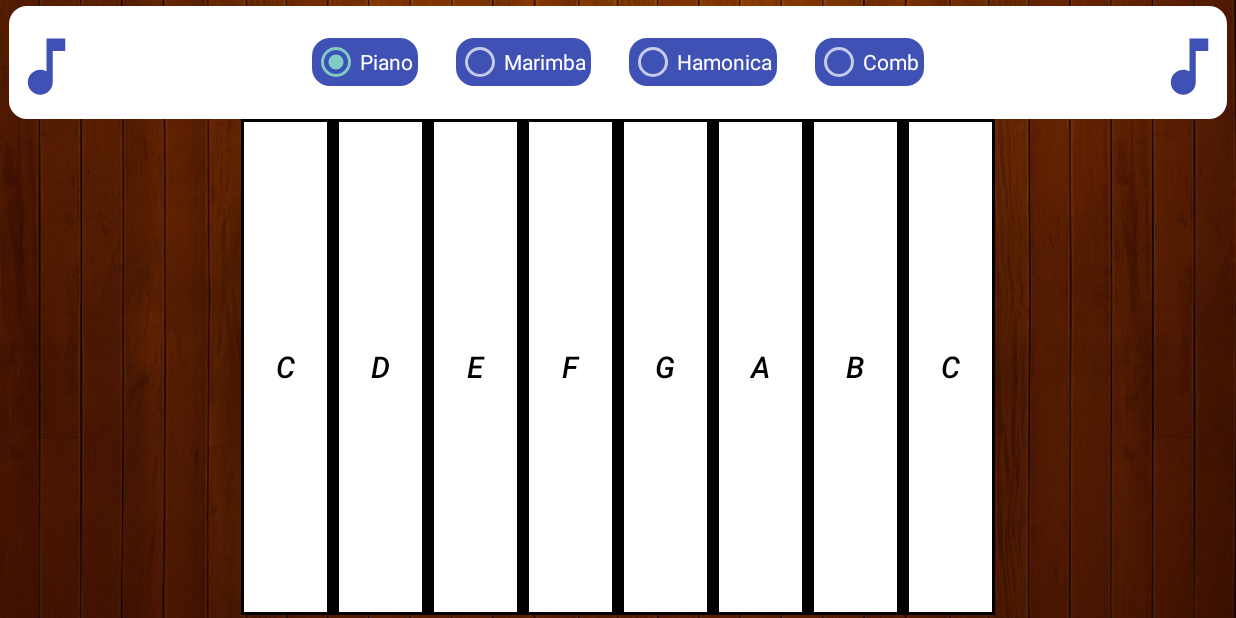
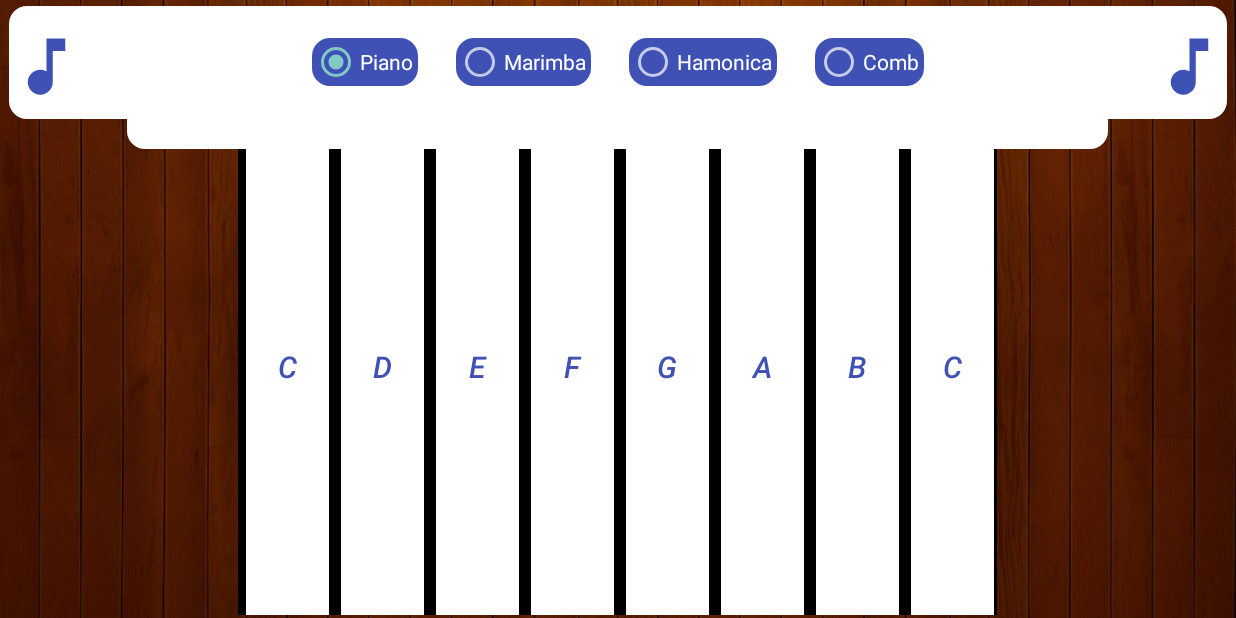
Before and after one commit to isaiahz/KiiBod, an Android app: the screen it shows after launch (MainActivity), on a phone screen of 824 x 412 dp (held sideways). Run offline under Robolectric (Android 15) with nearby library versions, the phone set to English and light mode, and no system bars; libraries missing offline, so code that uses them is left out: com.thekhaeng.pushdownanim; 8 statements that could not run were skipped.

Commit message:
Second Commit

```diff
--- a/app/src/main/java/com/example/zahpc/kiibod/MainActivity.java
+++ b/app/src/main/java/com/example/zahpc/kiibod/MainActivity.java
@@ -6,9 +6,13 @@ import android.media.MediaRecorder;
 import android.media.SoundPool;
 import android.os.Build;
 import androidx.appcompat.app.AppCompatActivity;
+import androidx.core.content.ContextCompat;
+import androidx.core.graphics.drawable.DrawableCompat;
+
 import android.os.Bundle;
 import android.view.View;
 import android.widget.Button;
+import android.widget.ImageView;
 import android.widget.RadioButton;
 
 import com.thekhaeng.pushdownanim.PushDownAnim;
@@ -35,6 +39,8 @@ public class MainActivity extends AppCompatActivity {
             comb_one, comb_two, comb_three, comb_four, comb_five, comb_six, comb_seven, comb_eight;
 
     RadioButton marimba, hamonica, comb, piano, record;
+
+    ImageView imageView, imageView2;
 
     @Override
     protected void onCreate(Bundle savedInstanceState) {
@@ -95,6 +101,8 @@ public class MainActivity extends AppCompatActivity {
         hamonica = (RadioButton) findViewById(R.id.radio_hamonica);
         comb = (RadioButton) findViewById(R.id.radio_comb);
         piano = (RadioButton) findViewById(R.id.radio_piano);
+        imageView=findViewById(R.id.imageView);
+        imageView2=findViewById(R.id.imageView2);
 
 
         piano.setChecked(true);
@@ -107,6 +115,8 @@ public class MainActivity extends AppCompatActivity {
                 .setInterpolatorRelease( PushDownAnim.DEFAULT_INTERPOLATOR ).setOnClickListener(new View.OnClickListener() {
             @Override
             public void onClick(View view) {
+                DrawableCompat.setTint(imageView.getDrawable(),ContextCompat.getColor(getApplicationContext(), R.color.colorAccent));
+                DrawableCompat.setTint(imageView2.getDrawable(),ContextCompat.getColor(getApplicationContext(), R.color.colorAccent));
                 if (piano.isChecked()) {
                     soundPool.play(sound_one, 1, 1, 0, 0, 1);
                 }
@@ -134,6 +144,8 @@ public class MainActivity extends AppCompatActivity {
                 .setInterpolatorRelease( PushDownAnim.DEFAULT_INTERPOLATOR ).setOnClickListener(new View.OnClickListener() {
             @Override
             public void onClick(View view) {
+                DrawableCompat.setTint(imageView.getDrawable(),ContextCompat.getColor(getApplicationContext(), R.color.colorDarkGreen));
+                DrawableCompat.setTint(imageView2.getDrawable(),ContextCompat.getColor(getApplicationContext(), R.color.colorDarkGreen));
                 if (piano.isChecked()) {
                     soundPool.play(sound_two, 1, 1, 0, 0, 1);
                 }
@@ -161,6 +173,8 @@ public class MainActivity extends AppCompatActivity {
                 .setInterpolatorRelease( PushDownAnim.DEFAULT_INTERPOLATOR ).setOnClickListener(new View.OnClickListener() {
             @Override
             public void onClick(View view) {
+                DrawableCompat.setTint(imageView.getDrawable(),ContextCompat.getColor(getApplicationContext(), R.color.colorRed));
+                DrawableCompat.setTint(imageView2.getDrawable(),ContextCompat.getColor(getApplicationContext(), R.color.colorRed));
                 if (piano.isChecked()) {
                     soundPool.play(sound_three, 1, 1, 0, 0, 1);
                 }
@@ -188,6 +202,8 @@ public class MainActivity extends AppCompatActivity {
                 .setInterpolatorRelease( PushDownAnim.DEFAULT_INTERPOLATOR ).setOnClickListener(new View.OnClickListener() {
             @Override
             public void onClick(View view) {
+                DrawableCompat.setTint(imageView.getDrawable(),ContextCompat.getColor(getApplicationContext(), R.color.colorYellow));
+                DrawableCompat.setTint(imageView2.getDrawable(),ContextCompat.getColor(getApplicationContext(), R.color.colorYellow));
                 if (piano.isChecked()) {
                     soundPool.play(sound_four, 1, 1, 0, 0, 1);
                 }
@@ -215,6 +231,8 @@ public class MainActivity extends AppCompatActivity {
                 .setInterpolatorRelease( PushDownAnim.DEFAULT_INTERPOLATOR ).setOnClickListener(new View.OnClickListener() {
             @Override
             public void onClick(View view) {
+                DrawableCompat.setTint(imageView.getDrawable(),ContextCompat.getColor(getApplicationContext(), R.color.colorPurple));
+                DrawableCompat.setTint(imageView2.getDrawable(),ContextCompat.getColor(getApplicationContext(), R.color.colorPurple));
                 if (piano.isChecked()) {
                     soundPool.play(sound_five, 1, 1, 0, 0, 1);
                 }
@@ -242,6 +260,8 @@ public class MainActivity extends AppCompatActivity {
                 .setInterpolatorRelease( PushDownAnim.DEFAULT_INTERPOLATOR ).setOnClickListener(new View.OnClickListener() {
             @Override
             public void onClick(View view) {
+                DrawableCompat.setTint(imageView.getDrawable(),ContextCompat.getColor(getApplicationContext(), R.color.colorGrey));
+                DrawableCompat.setTint(imageView2.getDrawable(),ContextCompat.getColor(getApplicationContext(), R.color.colorGrey));
                 if (piano.isChecked()) {
                     soundPool.play(sound_six, 1, 1, 0, 0, 1);
                 }
@@ -269,6 +289,8 @@ public class MainActivity extends AppCompatActivity {
                 .setInterpolatorRelease( PushDownAnim.DEFAULT_INTERPOLATOR ).setOnClickListener(new View.OnClickListener() {
             @Override
             public void onClick(View view) {
+                DrawableCompat.setTint(imageView.getDrawable(),ContextCompat.getColor(getApplicationContext(), R.color.colorMaroon));
+                DrawableCompat.setTint(imageView2.getDrawable(),ContextCompat.getColor(getApplicationContext(), R.color.colorMaroon));
                 if (piano.isChecked()) {
                     soundPool.play(sound_seven, 1, 1, 0, 0, 1);
                 }
@@ -296,6 +318,8 @@ public class MainActivity extends AppCompatActivity {
                 .setInterpolatorRelease( PushDownAnim.DEFAULT_INTERPOLATOR ).setOnClickListener(new View.OnClickListener() {
             @Override
             public void onClick(View view) {
+                DrawableCompat.setTint(imageView.getDrawable(),ContextCompat.getColor(getApplicationContext(), R.color.colorBlack));
+                DrawableCompat.setTint(imageView2.getDrawable(),ContextCompat.getColor(getApplicationContext(), R.color.colorBlack));
                 if (piano.isChecked()) {
                     soundPool.play(sound_eight, 1, 1, 0, 0, 1);
                 }
--- /dev/null
+++ b/app/src/main/res/drawable/ic_baseline_music_note.xml
@@ -0,0 +1,5 @@
+<vector android:height="24dp" android:tint="#3F51B5"
+    android:viewportHeight="24" android:viewportWidth="24"
+    android:width="24dp" xmlns:android="http://schemas.android.com/apk/res/android">
+    <path android:fillColor="@android:color/white" android:pathData="M12,3v10.55c-0.59,-0.34 -1.27,-0.55 -2,-0.55 -2.21,0 -4,1.79 -4,4s1.79,4 4,4 4,-1.79 4,-4V7h4V3h-6z"/>
+</vector>
--- a/app/src/main/res/layout/activity_main.xml
+++ b/app/src/main/res/layout/activity_main.xml
@@ -19,9 +19,10 @@
         android:backgroundTint="@android:color/white">
 
         <ImageView
+            android:id="@+id/imageView"
             android:layout_width="50dp"
             android:layout_height="50dp"
-            android:src="@drawable/ic_baseline_music_note_24"
+            app:srcCompat="@drawable/ic_baseline_music_note_24"
             android:layout_marginTop="15dp"
             android:layout_alignParentStart="true"/>
 
@@ -85,9 +86,10 @@
         </RadioGroup>
 
         <ImageView
+            android:id="@+id/imageView2"
             android:layout_width="50dp"
             android:layout_height="50dp"
-            android:src="@drawable/ic_baseline_music_note_24"
+            app:srcCompat="@drawable/ic_baseline_music_note"
             android:layout_marginTop="15dp"
             android:layout_alignParentEnd="true"/>
 
@@ -95,35 +97,46 @@
 
 
     <RelativeLayout
-        android:layout_width="wrap_content"
+        android:layout_width="match_parent"
         android:id="@+id/down"
         android:layout_height="wrap_content"
-        android:layout_centerHorizontal="true"
         android:layout_below="@+id/radio_rack"
         android:layout_marginStart="50dp"
         android:layout_marginEnd="50dp"
         android:layout_marginBottom="2dp"
         >
 
+        <Button
+            android:layout_width="match_parent"
+            android:layout_height="30dp"
+            android:layout_marginTop="-10dp"
+            android:layout_marginStart="70dp"
+            android:background="@drawable/buttonrounded"
+            android:backgroundTint="@android:color/white"
+            android:layout_centerHorizontal="true"/>
+
         <LinearLayout
             android:layout_width="wrap_content"
             android:layout_height="match_parent"
+            android:layout_centerHorizontal="true"
             android:orientation="horizontal"
-            android:padding="2dp"
+            android:paddingEnd="2dp"
             android:background="#000"
             >
+
 
             <Button
                 android:layout_width="55dp"
                 android:layout_height="match_parent"
-
                 android:background="#ffff"
                 android:id="@+id/button1"
                 android:text="C"
-                android:textColor="#000"
+                android:textColor="#3F51B5"
                 android:textStyle="italic"
                 android:textSize="20sp"
+                android:layout_marginStart="5dp"
                 />
+
 
             <Button
                 android:layout_width="55dp"
@@ -134,7 +147,7 @@
                 android:layout_marginStart="8dp"
                 android:id="@+id/button2"
                 android:text="D"
-                android:textColor="#000"
+                android:textColor="#3F51B5"
                 android:textStyle="italic"
                 android:textSize="20sp"/>
 
@@ -146,7 +159,7 @@
                 android:background="#ffff"
                 android:id="@+id/button3"
                 android:text="E"
-                android:textColor="#000"
+                android:textColor="#3F51B5"
                 android:textStyle="italic"
                 android:textSize="20sp"/>
 
@@ -157,7 +170,7 @@
                 android:layout_marginLeft="8dp"
                 android:layout_marginStart="8dp"
                 android:text="F"
-                android:textColor="#000"
+                android:textColor="#3F51B5"
                 android:textStyle="italic"
                 android:textSize="20sp"
                 android:id="@+id/button4"/>
@@ -167,7 +180,7 @@
                 android:layout_height="match_parent"
                 android:background="#ffff"
                 android:text="G"
-                android:textColor="#000"
+                android:textColor="#3F51B5"
                 android:textStyle="italic"
                 android:textSize="20sp"
                 android:layout_marginLeft="8dp"
@@ -182,7 +195,7 @@
                 android:layout_marginStart="8dp"
                 android:id="@+id/button6"
                 android:text="A"
-                android:textColor="#000"
+                android:textColor="#3F51B5"
                 android:textStyle="italic"
                 android:textSize="20sp"/>
 
@@ -191,7 +204,7 @@
                 android:layout_height="match_parent"
                 android:background="#ffff"
                 android:text="B"
-                android:textColor="#000"
+                android:textColor="#3F51B5"
                 android:textStyle="italic"
                 android:textSize="20sp"
                 android:layout_marginLeft="8dp"
@@ -203,7 +216,7 @@
                 android:layout_height="match_parent"
                 android:background="#ffff"
                 android:text="C"
-                android:textColor="#000"
+                android:textColor="#3F51B5"
                 android:textStyle="italic"
                 android:textSize="20sp"
                 android:layout_marginLeft="8dp"
--- a/app/src/main/res/values/colors.xml
+++ b/app/src/main/res/values/colors.xml
@@ -4,4 +4,10 @@
     <color name="colorPrimaryDark">#303F9F</color>
     <color name="colorAccent">#FF4081</color>
     <color name="colorDarkGreen">#057324</color>
+    <color name="colorRed">#FF0000</color>
+    <color name="colorMaroon">#800000</color>
+    <color name="colorPurple">#800080</color>
+    <color name="colorYellow">#FFFF00</color>
+    <color name="colorGrey">#808080</color>
+    <color name="colorBlack">#000000</color>
 </resources>
```
